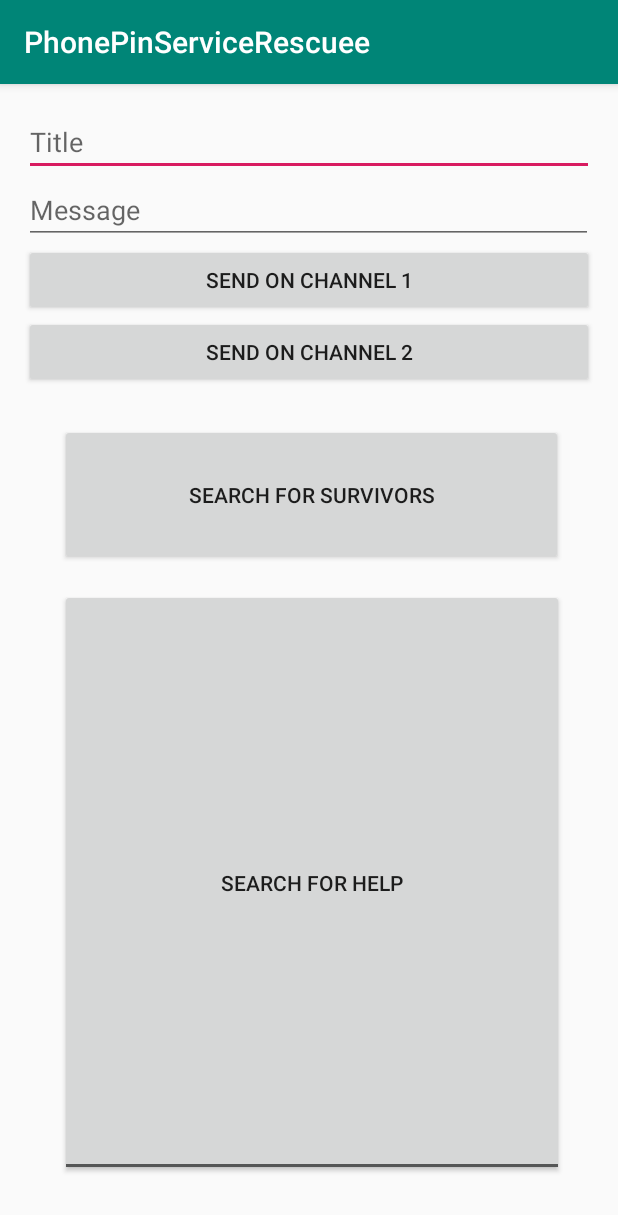
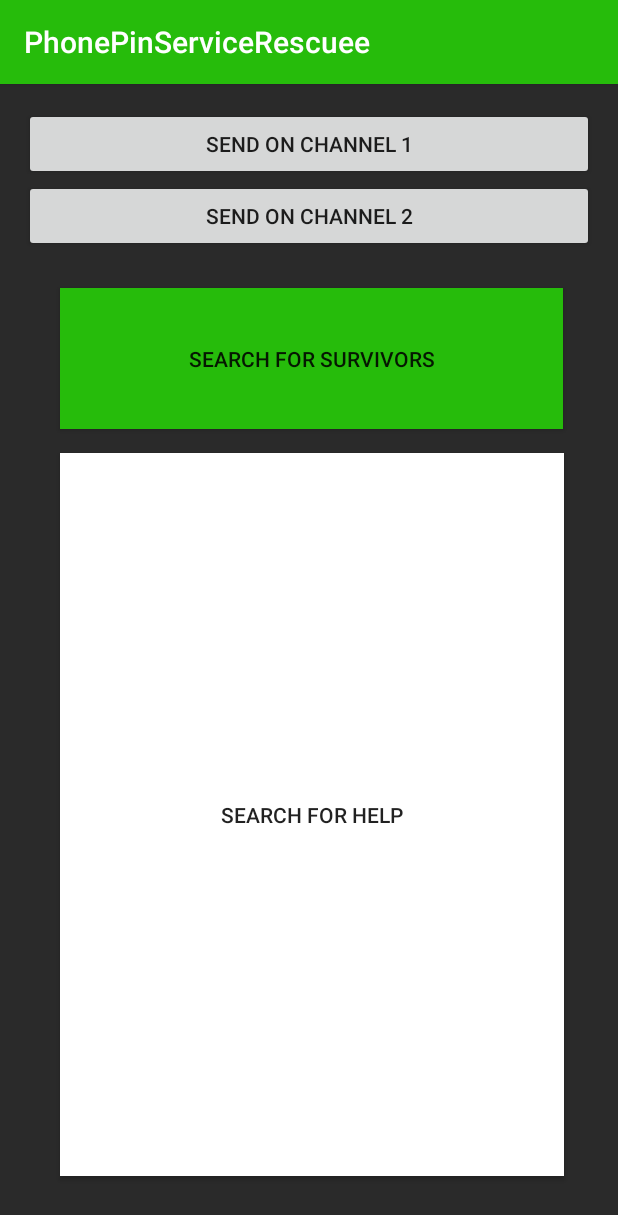
Before and after one commit to msliao12/PhonePinServiceRescuee, an Android app: the screen it shows after launch (MainActivity), on a phone screen of 412 x 824 dp. Shown: the top 1215 px of the screen. Run offline under Robolectric (Android 15) with nearby library versions, the phone set to English and light mode, and no system bars; 2 statements that could not run were skipped.

Commit message:
Buttons Updated 2

```diff
--- a/app/src/main/res/layout/activity_main.xml
+++ b/app/src/main/res/layout/activity_main.xml
@@ -5,36 +5,23 @@
     android:id="@+id/container"
     android:layout_width="match_parent"
     android:layout_height="match_parent"
+    android:background="@color/colorAccent"
+    android:orientation="vertical"
+    android:padding="16dp"
     android:visibility="visible"
-    android:padding="16dp"
-    android:orientation="vertical"
     tools:context=".MainActivity">
 
-    <EditText
-        android:id="@+id/edit_text_title"
-        android:layout_width="match_parent"
-        android:layout_height="wrap_content"
-        android:hint="Title"
-        />
-
-    <EditText
-        android:id="@+id/edit_text_message"
-        android:layout_width="379dp"
-        android:layout_height="wrap_content"
-        android:layout_marginEnd="8dp"
-        android:hint="Message"
-        app:layout_constraintEnd_toEndOf="parent"
-        tools:layout_editor_absoluteY="32dp" />
     <Button
         android:layout_width="match_parent"
         android:layout_height="wrap_content"
-        android:text="Send on Channel 1"
-        android:onClick="sendOnChannel1"/>
+        android:onClick="sendOnChannel1"
+        android:text="Send on Channel 1" />
+
     <Button
         android:layout_width="match_parent"
         android:layout_height="wrap_content"
-        android:text="Send on Channel 2"
-        android:onClick="sendOnChannel2"/>
+        android:onClick="sendOnChannel2"
+        android:text="Send on Channel 2" />
 
     <Button
         android:id="@+id/button"
@@ -46,10 +33,12 @@
         android:layout_marginEnd="24dp"
         android:layout_marginRight="24dp"
         android:layout_marginBottom="8dp"
+        android:background="@color/colorPrimary"
         android:text="@string/rescuesearch"
         app:layout_constraintEnd_toEndOf="parent"
         app:layout_constraintStart_toStartOf="parent"
-        app:layout_constraintTop_toTopOf="parent" />
+        app:layout_constraintTop_toTopOf="parent"
+        tools:textSize="18sp" />
 
 
     <ToggleButton
@@ -62,13 +51,15 @@
         android:layout_marginEnd="24dp"
         android:layout_marginRight="24dp"
         android:layout_marginBottom="24dp"
+        android:background="@color/colorMain"
+        android:capitalize="characters"
         android:textOff="@string/toggleoff"
         android:textOn="@string/toggleon"
         app:layout_constraintBottom_toBottomOf="parent"
         app:layout_constraintEnd_toEndOf="parent"
         app:layout_constraintHorizontal_bias="1.0"
         app:layout_constraintStart_toStartOf="parent"
-        />
+        tools:textSize="24sp" />
 
 
 </LinearLayout>
--- /dev/null
+++ b/app/src/main/res/layout/activity_sub1.xml
@@ -0,0 +1,6 @@
+<?xml version="1.0" encoding="utf-8"?>
+<android.support.constraint.ConstraintLayout
+    xmlns:android="http://schemas.android.com/apk/res/android" android:layout_width="match_parent"
+    android:layout_height="match_parent">
+
+</android.support.constraint.ConstraintLayout>
--- a/app/src/main/res/menu/navigation.xml
+++ b/app/src/main/res/menu/navigation.xml
@@ -4,7 +4,8 @@
     <item
         android:id="@+id/navigation_home"
         android:icon="@drawable/ic_home_black_24dp"
-        android:title="@string/title_home" />
+        android:title="@string/title_home"
+        android:visible="true" />
 
     <item
         android:id="@+id/navigation_dashboard"
--- a/app/src/main/res/values/colors.xml
+++ b/app/src/main/res/values/colors.xml
@@ -1,6 +1,7 @@
 <?xml version="1.0" encoding="utf-8"?>
 <resources>
-    <color name="colorPrimary">#008577</color>
-    <color name="colorPrimaryDark">#00574B</color>
-    <color name="colorAccent">#D81B60</color>
+    <color name="colorPrimary">#26BC0B</color>
+    <color name="colorPrimaryDark">#AEFF00</color>
+    <color name="colorAccent">#2A2A2A</color>
+    <color name="colorMain">#FFFFFF</color>
 </resources>
```
